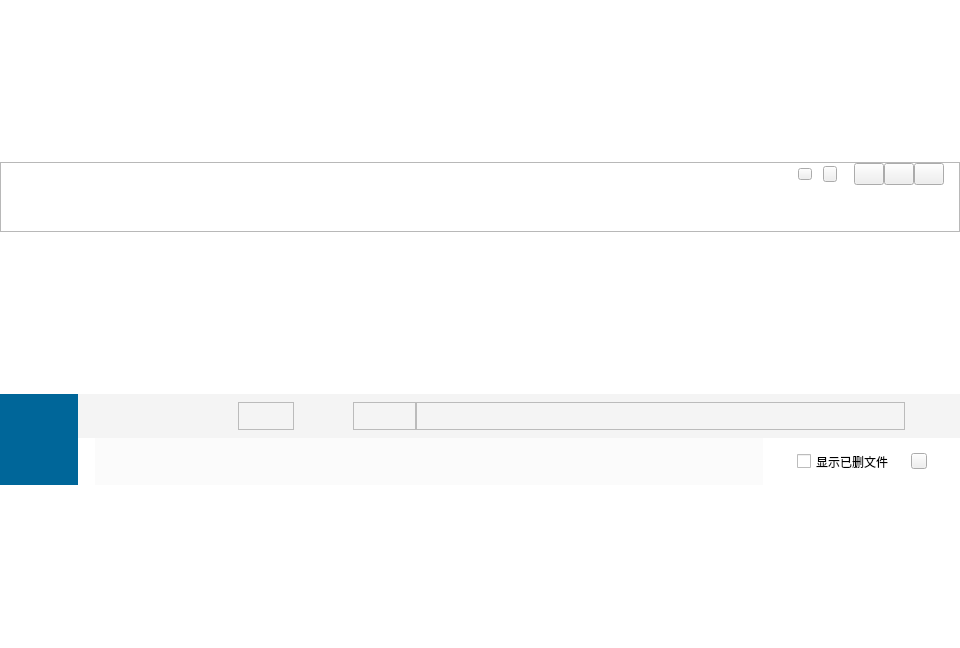
Before: the Qt Designer form src/NetDisk/mainwidget.ui in birdman1992/NetDisk, drawn with Qt 5.
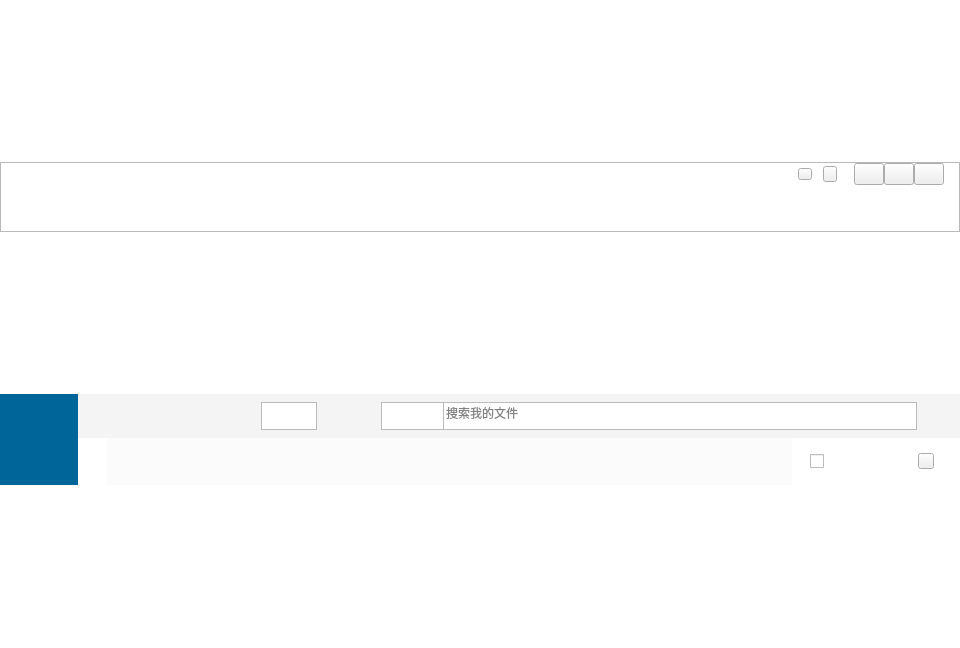
After: the same form once the commit is applied. Icons and pictures are not drawn.

The edit to the form file:
```diff
--- a/src/NetDisk/mainwidget.ui
+++ b/src/NetDisk/mainwidget.ui
@@ -542,7 +542,7 @@
          <property name="frameShadow">
           <enum>QFrame::Raised</enum>
          </property>
-         <layout class="QHBoxLayout" name="horizontalLayout_7" stretch="8,40,5,40,15,23,450,28,17,63,135,10,16">
+         <layout class="QHBoxLayout" name="horizontalLayout_7" stretch="8,40,5,40,15,23,430,28,15,57,105,10,10">
           <property name="spacing">
            <number>0</number>
           </property>
@@ -666,6 +666,7 @@
 	border:1px solid rgb(187, 187, 187);
 	border-right-width: 0px;
 	image: url(:/imgs/function/当前位置-home.png);
+	background-color: rgb(255, 255, 255);
 }</string>
             </property>
             <property name="text">
@@ -692,6 +693,7 @@
             </property>
             <property name="styleSheet">
              <string notr="true">#refresh{
+	background-color: rgb(255, 255, 255);
 	border:1px solid rgb(187, 187, 187);
 	border-left-width: 0px;
 	image: url(:/imgs/function/当前位置-刷新.png);
@@ -732,9 +734,10 @@
             <property name="styleSheet">
              <string notr="true">#searchFilter{
 	border:1px solid rgb(187, 187, 187);
+	background-color: rgb(255, 255, 255);
 }
 #searchFilter::drop-down{
-	width: 14;
+	width: 12;
 	border-right-width: 0px;
 	border-left-width: 0px;
 }
@@ -768,11 +771,16 @@
             </property>
             <property name="styleSheet">
              <string notr="true">#search{
+	background-color: rgb(255, 255, 255);
 	border: 1px solid rgb(187, 187, 187);
-	border-left-width: 1px;
+	border-left-width: 0px;
 	border-right-width: 0px;
+	color:gray;
 }</string>
             </property>
+            <property name="text">
+             <string>搜索我的文件</string>
+            </property>
            </widget>
           </item>
           <item>
@@ -791,6 +799,7 @@
             </property>
             <property name="styleSheet">
              <string notr="true">#searchBtn{
+	background-color: rgb(255, 255, 255);
 	border:1px solid rgb(187, 187, 187);
 	border-left-width: 0px;
 	image: url(:/imgs/function/search.png);
@@ -824,7 +833,7 @@
         </widget>
        </item>
        <item>
-        <layout class="QHBoxLayout" name="function" stretch="1,40,2,2,1,2,2">
+        <layout class="QHBoxLayout" name="function" stretch="29,680,18,100,16,10,26">
          <property name="spacing">
           <number>0</number>
          </property>
@@ -867,8 +876,7 @@
 }
 
 
-QListWidget::Item:selected{
-border:0px; 
+QListWidget::Item:pressed{
 background-color:rgb(251, 251, 251);
 }
 
@@ -904,16 +912,22 @@
          <item>
           <widget class="QCheckBox" name="checkBox">
            <property name="sizePolicy">
-            <sizepolicy hsizetype="Minimum" vsizetype="Preferred">
+            <sizepolicy hsizetype="Maximum" vsizetype="Preferred">
              <horstretch>0</horstretch>
              <verstretch>0</verstretch>
             </sizepolicy>
            </property>
+           <property name="maximumSize">
+            <size>
+             <width>92</width>
+             <height>16777215</height>
+            </size>
+           </property>
            <property name="styleSheet">
             <string notr="true">font: 10pt &quot;Courier&quot;;</string>
            </property>
            <property name="text">
-            <string>显示已删文件</string>
+            <string/>
            </property>
           </widget>
          </item>
```
Left out of the diff: 40 changed lines with no effect on the pictures.
